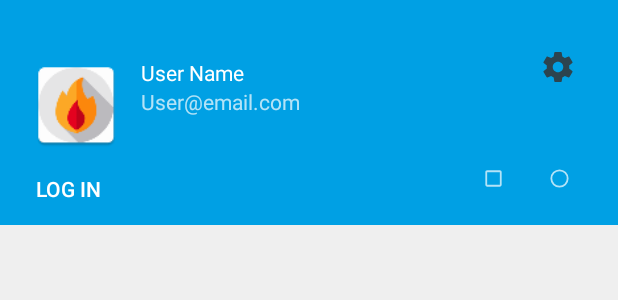
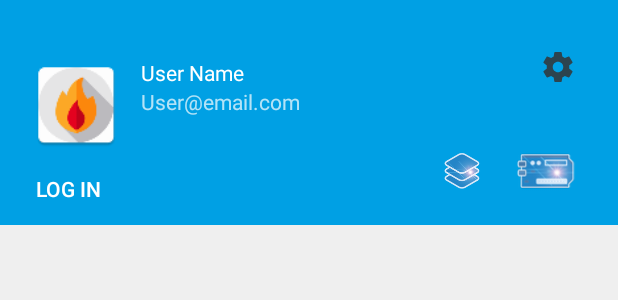
Before and after one commit to joaomariord/-ANDROID-RMSF, an Android app: the layout nav_header_main.xml on its own in the app's theme, with its tools: preview values and no code run, on a phone screen of 412 x 824 dp. Shown: the top 300 px of the screen. Run offline under Robolectric (Android 15) with nearby library versions, the phone set to English and light mode, and no system bars.

Commit message:
Final with minor corrections

```diff
--- a/app/src/main/java/com/joaomariodev/rmsfsensoractuationapp/Controller/Fragments/ActionFragment.java
+++ b/app/src/main/java/com/joaomariodev/rmsfsensoractuationapp/Controller/Fragments/ActionFragment.java
@@ -280,6 +280,7 @@ public class ActionFragment extends Fragment {
         mTempSendBtn.setEnabled(true);
         mSmokeSendBtn.setEnabled(true);
         enabledControls = true;
+        mProgress.setVisibility(View.INVISIBLE);
     }
 
     void clearControls(){
--- a/app/src/main/java/com/joaomariodev/rmsfsensoractuationapp/Controller/Fragments/CloudFragment.java
+++ b/app/src/main/java/com/joaomariodev/rmsfsensoractuationapp/Controller/Fragments/CloudFragment.java
@@ -257,6 +257,8 @@ public class CloudFragment extends Fragment {
         chartTemperature.clear();
         mTextAlarm.setText("");
         mTextWaterPump.setText("");
+        mLastSeen.clearColorFilter();
+        mTextLastSeen.setText("");
     }
 
     /**
--- a/app/src/main/java/com/joaomariodev/rmsfsensoractuationapp/Controller/SplashActivity.java
+++ b/app/src/main/java/com/joaomariodev/rmsfsensoractuationapp/Controller/SplashActivity.java
@@ -27,6 +27,7 @@ public class SplashActivity extends AppCompatActivity {
     @Override
     protected void onResume() {
         super.onResume();
+
         CloudApi.setBaseUrl(App.prefs.getApiServer(), App.prefs.getApiPort());
         CloudApi.testApi(new Response.Listener<JSONObject>() {
             @Override
@@ -44,10 +45,10 @@ public class SplashActivity extends AppCompatActivity {
                 AlertDialog.Builder builder = new AlertDialog.Builder(mContext, R.style.NoAPIDialogTheme);
                 builder.setTitle("No connectivity")
                         .setMessage("API is not reachable, try again later")
-                        .setPositiveButton(android.R.string.yes, new DialogInterface.OnClickListener() {
+                        .setPositiveButton("Retry", new DialogInterface.OnClickListener() {
                             @Override
                             public void onClick(DialogInterface dialogInterface, int i) {
-                                finish();
+                                recreate();
                             }
                         }).setNeutralButton("Settings", new DialogInterface.OnClickListener() {
                     @Override
@@ -55,6 +56,11 @@ public class SplashActivity extends AppCompatActivity {
                         Intent intent = new Intent(mContext, SettingsActivity.class);
                         startActivity(intent);
                     }
+                }).setNegativeButton("Cancel", new DialogInterface.OnClickListener() {
+                    @Override
+                    public void onClick(DialogInterface dialogInterface, int i) {
+                        finish();
+                    }
                 }).show();
             }
         });
--- a/app/src/main/res/layout/nav_header_main.xml
+++ b/app/src/main/res/layout/nav_header_main.xml
@@ -59,32 +59,32 @@
     <ImageButton
         android:id="@+id/addAppBtn"
         style="@android:style/Widget.DeviceDefault.ImageButton"
-        android:layout_width="30dp"
-        android:layout_height="30dp"
+        android:layout_width="40dp"
+        android:layout_height="40dp"
         android:layout_marginBottom="16dp"
-        android:layout_marginEnd="68dp"
+        android:layout_marginEnd="84dp"
         android:background="@android:color/transparent"
         android:contentDescription="Add application"
         android:padding="5dp"
-        android:scaleType="fitXY"
+        android:scaleType="centerCrop"
         app:layout_constraintBottom_toBottomOf="parent"
         app:layout_constraintEnd_toEndOf="parent"
-        app:srcCompat="?android:attr/listChoiceIndicatorMultiple" />
+        app:srcCompat="@drawable/application" />
 
     <ImageButton
         android:id="@+id/addDeviceBtn"
         style="@android:style/Widget.DeviceDefault.ImageButton"
-        android:layout_width="30dp"
-        android:layout_height="30dp"
+        android:layout_width="40dp"
+        android:layout_height="40dp"
         android:layout_marginBottom="16dp"
-        android:layout_marginEnd="24dp"
+        android:layout_marginEnd="28dp"
         android:background="@android:color/transparent"
         android:contentDescription="Add device"
         android:padding="5dp"
-        android:scaleType="fitXY"
+        android:scaleType="centerCrop"
         app:layout_constraintBottom_toBottomOf="parent"
         app:layout_constraintEnd_toEndOf="parent"
-        app:srcCompat="?android:attr/listChoiceIndicatorSingle" />
+        app:srcCompat="@drawable/device" />
 
     <ImageButton
         android:id="@+id/navHeaderSettingsBtn"
```
Also changed, not shown: app/src/main/res/drawable-hdpi/application.png (added), app/src/main/res/drawable-hdpi/device.png (added), app/src/main/res/drawable-ldpi/application.png (added), app/src/main/res/drawable-ldpi/device.png (added), app/src/main/res/drawable-mdpi/application.png (added), app/src/main/res/drawable-mdpi/device.png (added), app/src/main/res/drawable-xhdpi/application.png (added), app/src/main/res/drawable-xhdpi/device.png (added), app/src/main/res/drawable-xxhdpi/application.png (added), app/src/main/res/drawable-xxhdpi/device.png (added), app/src/main/res/drawable-xxxhdpi/application.png (added), app/src/main/res/drawable-xxxhdpi/device.png (added), 1 other file. Lines whose indentation alone changed are shown as unchanged.
